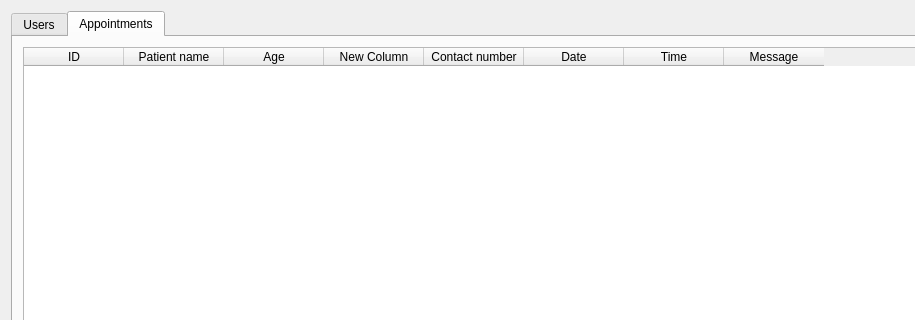
Qt form adminwindow.ui (Moaz-Allam-Flutter/Hospital_System) before a commit; both pictures show x 0 to 915 and y 0 to 320 of the 1020 by 720 pixel window.
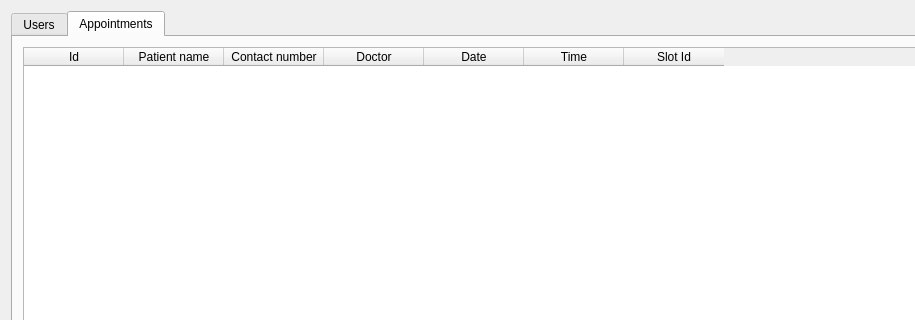
The same form after that commit. The open tabs and pages were chosen to show the change.

The edit to the form file:
```diff
--- a/adminwindow.ui
+++ b/adminwindow.ui
@@ -301,7 +301,7 @@
        </property>
        <column>
         <property name="text">
-         <string>ID</string>
+         <string>Id</string>
         </property>
        </column>
        <column>
@@ -309,21 +309,16 @@
          <string>Patient name</string>
         </property>
        </column>
-       <column>
-        <property name="text">
-         <string>Age</string>
-        </property>
-       </column>
-       <column>
-        <property name="text">
-         <string>New Column</string>
-        </property>
-       </column>
        <column>
         <property name="text">
          <string>Contact number</string>
         </property>
        </column>
+       <column>
+        <property name="text">
+         <string>Doctor</string>
+        </property>
+       </column>
        <column>
         <property name="text">
          <string>Date</string>
@@ -336,7 +331,7 @@
        </column>
        <column>
         <property name="text">
-         <string>Message</string>
+         <string>Slot Id</string>
         </property>
        </column>
       </widget>
```
Left out of the diff: 2 changed lines with no effect on the pictures.
